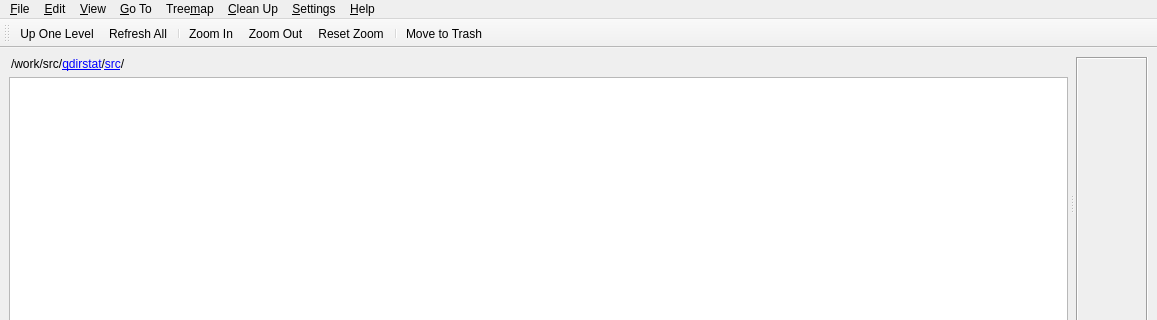
Before: the Qt Designer form src/main-window.ui in shundhammer/qdirstat, drawn with Qt 5; both pictures show x 0 to 1157 and y 0 to 320 of the 1157 by 650 pixel window.
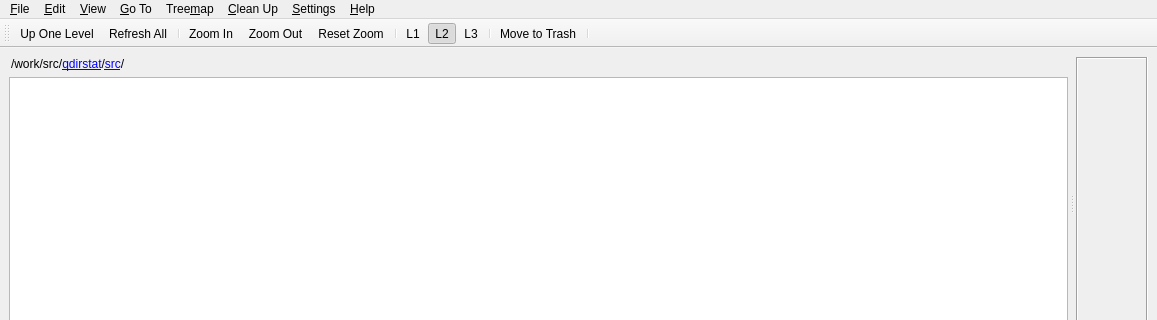
After: the same form once the commit is applied. Icons and pictures are not drawn. Custom widgets are drawn as their Qt base class.

Commit message: Added actions to change the layout

```diff
--- a/src/main-window.ui
+++ b/src/main-window.ui
@@ -232,7 +232,12 @@
    <addaction name="actionTreemapZoomOut"/>
    <addaction name="actionResetTreemapZoom"/>
    <addaction name="separator"/>
+   <addaction name="actionLayout1"/>
+   <addaction name="actionLayout2"/>
+   <addaction name="actionLayout3"/>
+   <addaction name="separator"/>
    <addaction name="actionMoveToTrash"/>
+   <addaction name="separator"/>
   </widget>
   <action name="actionQuit">
    <property name="icon">
@@ -708,6 +713,51 @@
     <string>Show &amp;Details Panel</string>
    </property>
   </action>
+  <action name="actionLayout1">
+   <property name="checkable">
+    <bool>true</bool>
+   </property>
+   <property name="text">
+    <string>Layout 1 (Short)</string>
+   </property>
+   <property name="iconText">
+    <string>L1</string>
+   </property>
+   <property name="shortcut">
+    <string>Alt+1</string>
+   </property>
+  </action>
+  <action name="actionLayout2">
+   <property name="checkable">
+    <bool>true</bool>
+   </property>
+   <property name="checked">
+    <bool>true</bool>
+   </property>
+   <property name="text">
+    <string>Layout 2 (Classic)</string>
+   </property>
+   <property name="iconText">
+    <string>L2</string>
+   </property>
+   <property name="shortcut">
+    <string>Alt+2</string>
+   </property>
+  </action>
+  <action name="actionLayout3">
+   <property name="checkable">
+    <bool>true</bool>
+   </property>
+   <property name="text">
+    <string>Layout 3 (Full)</string>
+   </property>
+   <property name="iconText">
+    <string>L3</string>
+   </property>
+   <property name="shortcut">
+    <string>Alt+3</string>
+   </property>
+  </action>
  </widget>
  <customwidgets>
   <customwidget>
```
Left out of the diff: 4 changed lines with no effect on the pictures. The commit also changes 2 other files.
